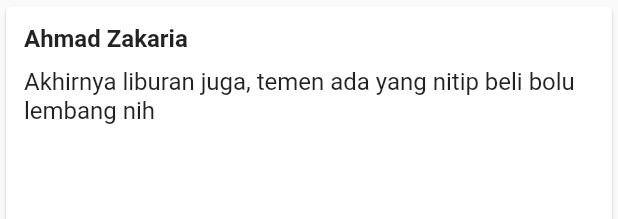
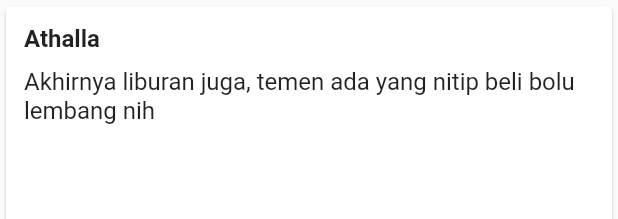
Before and after one commit to devinaats/tubes_apb, a Flutter app: the QuoteCard widget shown alone on an empty page, opened directly, on a phone screen of 412 x 824 dp. Shown: the top 219 px of the screen. Run offline on Flutter 3.47's test engine with Material 2 defaults, Android fonts, the phone set to English and light mode, and no system bars; network calls fail.

Commit message:
lembang.dart

```diff
--- a/lib/wisata/lembang.dart
+++ b/lib/wisata/lembang.dart
@@ -93,7 +93,7 @@ Widget QuoteCard() => Card(
       crossAxisAlignment: CrossAxisAlignment.start,
       children: [
         Text(
-          'Ahmad Zakaria',
+          'Athalla',
           style: TextStyle(fontSize: 16, fontWeight: FontWeight.bold),
         ),
         const SizedBox(height: 10),
@@ -114,7 +114,7 @@ Widget QuoteCard1() => Card(
       crossAxisAlignment: CrossAxisAlignment.start,
       children: [
         Text(
-          'Muhammad Aditya Nursyahid',
+          'Devina',
           style: TextStyle(fontSize: 16, fontWeight: FontWeight.bold),
         ),
         const SizedBox(height: 10),
```
